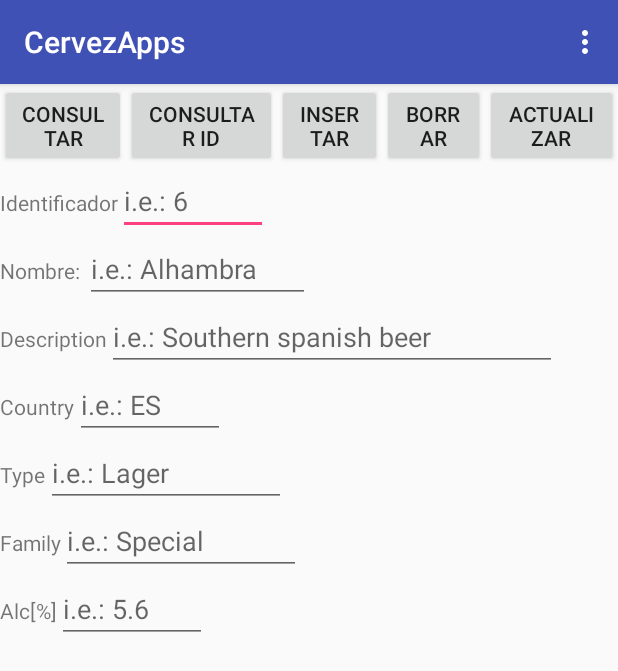
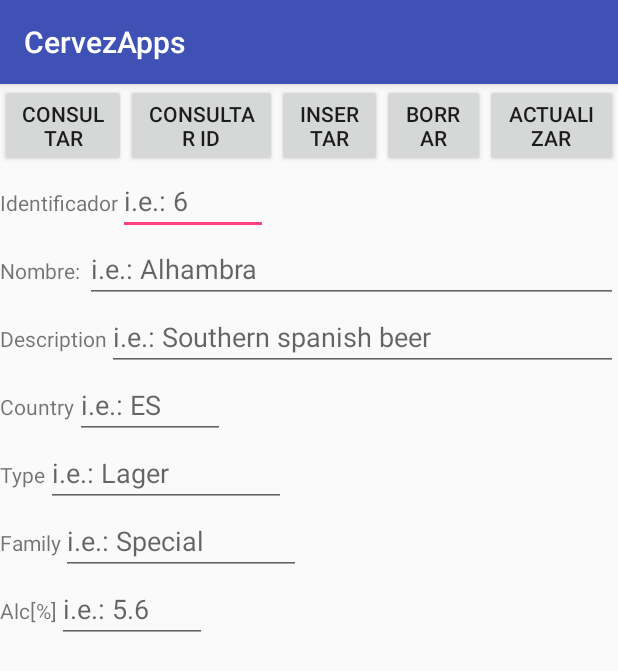
Before and after one commit to jalmansa88/beerws-client-android, an Android app: the screen it shows after launch (MainActivity), after a tap on "CONSULTAR", on a phone screen of 412 x 824 dp. Shown: the top 671 px of the screen. Run offline under Robolectric (Android 15) with nearby library versions, the phone set to English and light mode, and no system bars; pictures from the network do not load; 6 statements that could not run were skipped.

```diff
--- a/app/build.gradle
+++ b/app/build.gradle
@@ -39,4 +39,5 @@ dependencies {
     compile 'com.fasterxml.jackson.core:jackson-databind:2.9.0.pr3'
     compile 'com.fasterxml.jackson.core:jackson-core:2.9.0.pr3'
     compile 'com.fasterxml.jackson.core:jackson-annotations:2.9.0.pr3'
+    compile 'com.github.bumptech.glide:glide:3.8.0'
 }
--- /dev/null
+++ b/app/src/main/java/com/example/developmentvmachine/serviciosweb/services/CallBackService.java
@@ -0,0 +1,9 @@
+package com.example.developmentvmachine.serviciosweb.services;
+
+/**
+ * Created by Development VMachine on 08/07/2017.
+ */
+
+public interface CallBackService {
+    void callback(String response);
+}
--- a/app/src/main/java/com/example/developmentvmachine/serviciosweb/services/CervezasService.java
+++ b/app/src/main/java/com/example/developmentvmachine/serviciosweb/services/CervezasService.java
@@ -1,7 +1,6 @@
 package com.example.developmentvmachine.serviciosweb.services;
 
-import android.app.Activity;
-import android.os.AsyncTask;
+import java.util.HashMap;
 
 /**
  * Created by Development VMachine on 24/04/2017.
@@ -13,11 +12,11 @@ public interface CervezasService {
 
     public void getById(int id);
 
-    public void updateCerveza(int id);
+    public void updateCerveza(int id, HashMap<String, String> fieldsMap);
 
     public void deleteCerveza(int id);
 
-    public void insertCerveza(int id);
+    public void insertCerveza(HashMap<String, String> fieldsMap);
 
 
 }
--- a/app/src/main/java/com/example/developmentvmachine/serviciosweb/utils/HttpClient.java
+++ b/app/src/main/java/com/example/developmentvmachine/serviciosweb/utils/HttpClient.java
@@ -1,35 +1,22 @@
 package com.example.developmentvmachine.serviciosweb.utils;
 
-import android.app.Activity;
 import android.graphics.Bitmap;
 import android.os.AsyncTask;
-import android.util.Log;
 
-import com.example.developmentvmachine.serviciosweb.model.WSCervezasResponse;
-import com.fasterxml.jackson.databind.ObjectMapper;
+import com.example.developmentvmachine.serviciosweb.services.CallBackService;
 
-import org.apache.commons.io.IOUtils;
-
-import java.io.BufferedInputStream;
-import java.io.BufferedReader;
-import java.io.IOException;
-import java.io.InputStream;
-import java.io.InputStreamReader;
-import java.net.HttpURLConnection;
-import java.net.MalformedURLException;
-import java.net.URL;
 import java.util.HashMap;
 
 /**
  * Created by Development VMachine on 28/06/2017.
  */
 
-public class HttpClient extends AsyncTask<String, Void, InputStream> {
+public class HttpClient extends AsyncTask<String, Void, String> {
 
     String TAG = getClass().getSimpleName();
 
+    private CallBackService callBackService;
     private Bitmap bitmap = null;
-    private Activity context;
     private HashMap<String, String> fieldsMap;
     private String requestMethod;
     String urlToConnect;
@@ -38,34 +25,26 @@ public class HttpClient extends AsyncTask<String, Void, InputStream> {
         super();
     }
 
-    public HttpClient(Activity context, HashMap<String, String> fieldData, String request){
-        this.context = context;
+    public HttpClient(CallBackService cb, HashMap<String, String> fieldData, String request){
         this.fieldsMap = fieldData;
         this.requestMethod = request;
+        this.callBackService = cb;
+    }
 
+    @Override
+    protected String doInBackground(String... params) {
+        String url = Constants.BASE_URL + params[0];
         if(Constants.HTTP_GET.equals(requestMethod)){
-
-        }
-
-        if(Constants.HTTP_POST.equals(requestMethod)){
-
+           return HttpUtility.GET(url);
+        }else if(Constants.HTTP_POST.equals(requestMethod)){
+            return HttpUtility.POST(url, fieldsMap);
+        }else{
+            return null;
         }
     }
 
     @Override
-    protected InputStream doInBackground(String... params) {
-
-        if(Constants.HTTP_GET.equals(requestMethod)){
-           return HttpUtility.GET(params[0]);
-        }
-        if(Constants.HTTP_POST.equals(requestMethod)){
-            return HttpUtility.POST(params[0], fieldsMap);
-        }
-        return null;
-    }
-
-    @Override
-    protected void onPostExecute(InputStream s) {
-        super.onPostExecute(s);
+    protected void onPostExecute(String s) {
+        callBackService.callback(s);
     }
 }
--- a/app/src/main/java/com/example/developmentvmachine/serviciosweb/utils/HttpUtility.java
+++ b/app/src/main/java/com/example/developmentvmachine/serviciosweb/utils/HttpUtility.java
@@ -1,6 +1,5 @@
 package com.example.developmentvmachine.serviciosweb.utils;
 
-import android.renderscript.ScriptGroup;
 import android.util.Log;
 
 import org.apache.commons.io.IOUtils;
@@ -15,7 +14,6 @@ import java.io.InputStreamReader;
 import java.io.OutputStream;
 import java.io.OutputStreamWriter;
 import java.net.HttpURLConnection;
-import java.net.MalformedURLException;
 import java.net.URL;
 import java.util.HashMap;
 
--- a/app/src/main/res/layout/content_main.xml
+++ b/app/src/main/res/layout/content_main.xml
@@ -74,7 +74,7 @@
     </LinearLayout>
 
     <LinearLayout
-        android:layout_width="wrap_content"
+        android:layout_width="match_parent"
         android:layout_height="wrap_content"
         android:orientation="horizontal">
 
@@ -86,7 +86,7 @@
 
         <EditText
             android:id="@+id/etNombre"
-            android:layout_width="150dp"
+            android:layout_width="match_parent"
             android:layout_height="wrap_content"
             android:ems="10"
             android:hint="i.e.: Alhambra"
@@ -96,7 +96,7 @@
     </LinearLayout>
 
     <LinearLayout
-        android:layout_width="wrap_content"
+        android:layout_width="match_parent"
         android:layout_height="wrap_content"
         android:orientation="horizontal">
 
@@ -108,7 +108,7 @@
 
         <EditText
             android:id="@+id/etDescription"
-            android:layout_width="300dp"
+            android:layout_width="match_parent"
             android:layout_height="wrap_content"
             android:ems="10"
             android:hint="i.e.: Southern spanish beer"
--- a/app/src/main/res/menu/menu_main.xml
+++ b/app/src/main/res/menu/menu_main.xml
@@ -5,6 +5,6 @@
     <item
         android:id="@+id/action_settings"
         android:orderInCategory="100"
-        android:title="@string/action_settings"
+        android:title="@string/not_available"
         app:showAsAction="never" />
 </menu>
--- a/app/src/main/res/values/strings.xml
+++ b/app/src/main/res/values/strings.xml
@@ -1,8 +1,19 @@
 <resources>
     <string name="app_name">CervezApps</string>
-    <string name="action_settings">Not Developed yet</string>
-    <string name="floating_button_message">Not Developed yet</string>
+    <string name="not_available">Not available</string>
+    <string name="not_developed">Not Developed yet</string>
     <string name="name_and_desctiption_not_empty">Rellena el Nombre y la Descripción para insertar!</string>
-    <string name="id_and_name_not_null">ID y Nombre no pueden ser nulos!</string>
-    <string name="id_not_null">Es necesario introducir un ID</string>
+    <string name="id_and_name_not_null">ID and Name cannot be blank!</string>
+    <string name="id_not_null">ID is mandatory</string>
+    <string name="show_full_beer_list">Showing all Beers</string>
+    <string name="connection_error">Connection Error</string>
+    <string name="more_than_one_id">Mas de un registro para ID %d</string>
+    <string name="beer_found" >Cerveza encontrada</string>
+    <string name="error_inserting_beer">Error insertando cerveza:</string>
+    <string name="update_success">Update Success</string>
+    <string name="error_updating_beer">Error updating beer</string>
+    <string name="id_name_and_desc_not_null">ID, Name and Description cannot be blank!</string>
+    <string name="insert_success">Beer inserted successfuly</string>
+    <string name="delete_success">Delete Success!</string>
+    <string name="error_delete">Error removing beer!</string>
 </resources>
```
Also changed, not shown: app/src/main/java/com/example/developmentvmachine/serviciosweb/activities/MainActivity.java (+40 -77 lines), app/src/main/java/com/example/developmentvmachine/serviciosweb/impl/CervezasServiceImpl.java (+220 -27 lines), app/src/main/java/com/example/developmentvmachine/serviciosweb/utils/HttpConnection.java (+0 -11 lines), 2 other files.
